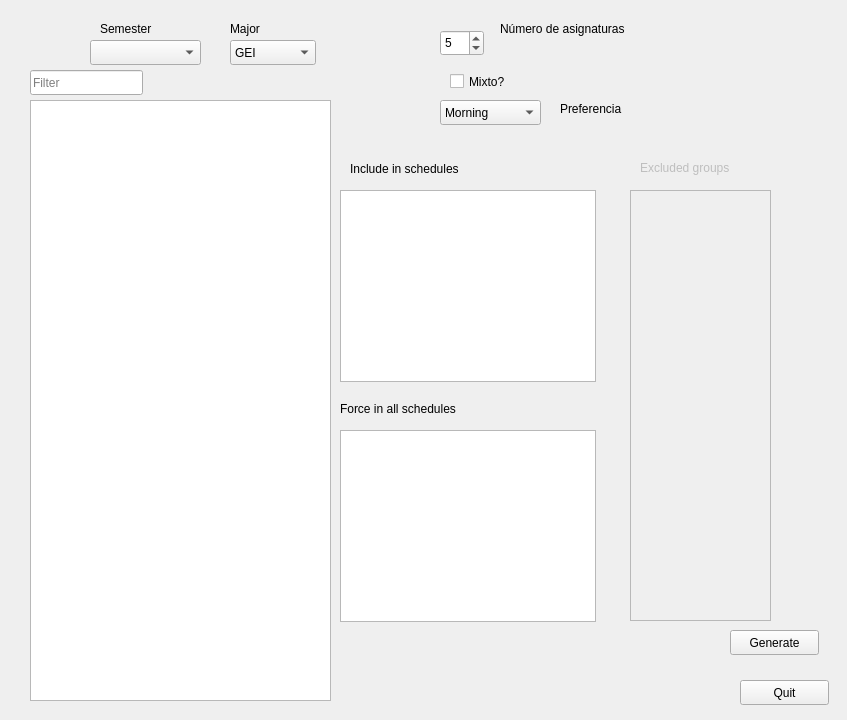
Above: ui/MyForm.ui from DarkJaslo/Horaris-FIB before the change. Below: the same form after it.
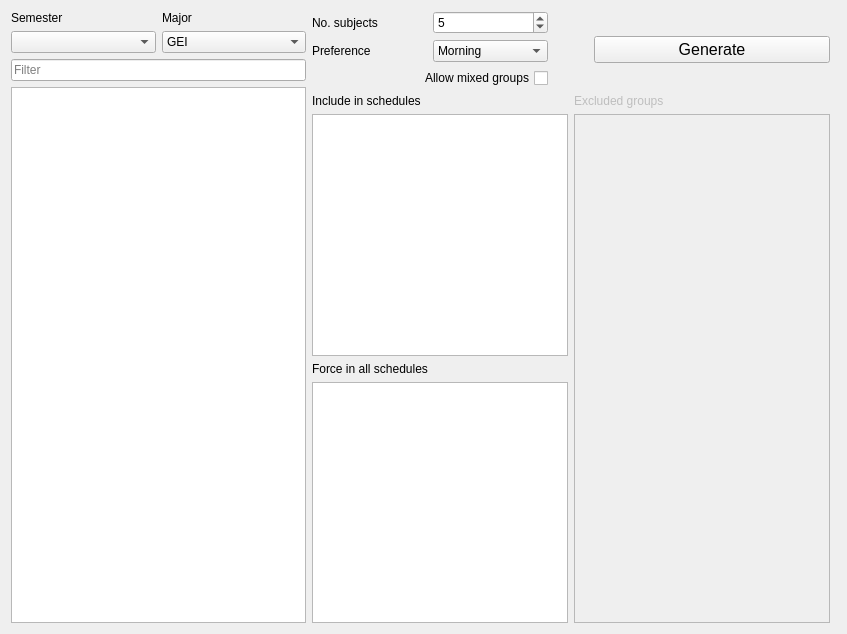
That is the form after the change. Custom widgets are drawn as their Qt base class.

Commit message: UI bugs -No MyForm -Bad filter when excluding always group -Bad resize

Patch:
```diff
--- a/ui/MyForm.ui
+++ b/ui/MyForm.ui
@@ -7,34 +7,115 @@
     <x>0</x>
     <y>0</y>
     <width>847</width>
-    <height>720</height>
+    <height>634</height>
    </rect>
   </property>
   <property name="windowTitle">
    <string>MyForm</string>
   </property>
-  <widget class="QPushButton" name="pushButton">
-   <property name="geometry">
-    <rect>
-     <x>740</x>
-     <y>680</y>
-     <width>89</width>
-     <height>25</height>
-    </rect>
+  <layout class="QHBoxLayout" name="horizontalLayout_7">
+   <item>
+    <layout class="QHBoxLayout" name="horizontalLayout_6">
+     <item>
+      <layout class="QVBoxLayout" name="verticalLayout_11">
+       <item>
+        <layout class="QHBoxLayout" name="horizontalLayout_5">
+         <item>
+          <layout class="QVBoxLayout" name="verticalLayout_2">
+           <item>
+            <widget class="QLabel" name="semesterLabel">
+             <property name="minimumSize">
+              <size>
+               <width>20</width>
+               <height>0</height>
+              </size>
    </property>
    <property name="text">
-    <string>Quit</string>
-   </property>
-  </widget>
+              <string>Semester</string>
+             </property>
+            </widget>
+           </item>
+           <item>
+            <widget class="MyComboBox" name="semesterComboBox">
+             <property name="editable">
+              <bool>false</bool>
+             </property>
+            </widget>
+           </item>
+          </layout>
+         </item>
+         <item>
+          <layout class="QVBoxLayout" name="verticalLayout">
+           <property name="sizeConstraint">
+            <enum>QLayout::SetMinimumSize</enum>
+           </property>
+           <item>
+            <widget class="QLabel" name="majorLabel">
+             <property name="minimumSize">
+              <size>
+               <width>10</width>
+               <height>10</height>
+              </size>
+             </property>
+             <property name="text">
+              <string>Major</string>
+             </property>
+            </widget>
+           </item>
+           <item>
+            <widget class="MyComboBox" name="studiesComboBox">
+             <item>
+              <property name="text">
+               <string>GEI</string>
+              </property>
+             </item>
+            </widget>
+           </item>
+          </layout>
+         </item>
+        </layout>
+       </item>
+       <item>
+        <layout class="QVBoxLayout" name="verticalLayout_6">
+         <item>
+          <widget class="QLineEdit" name="lineEdit">
+           <property name="placeholderText">
+            <string>Filter</string>
+           </property>
+          </widget>
+         </item>
+         <item>
+          <widget class="QListWidget" name="listWidget">
+           <property name="font">
+            <font>
+             <pointsize>11</pointsize>
+            </font>
+           </property>
+          </widget>
+         </item>
+        </layout>
+       </item>
+      </layout>
+     </item>
+     <item>
+      <layout class="QVBoxLayout" name="verticalLayout_10">
+       <item>
+        <layout class="QHBoxLayout" name="horizontalLayout_4">
+         <item>
+          <layout class="QVBoxLayout" name="verticalLayout_9">
+           <item>
+            <layout class="QVBoxLayout" name="verticalLayout_8">
+             <item>
+              <layout class="QHBoxLayout" name="horizontalLayout">
+               <item>
+                <widget class="QLabel" name="label">
+                 <property name="text">
+                  <string>No. subjects</string>
+                 </property>
+                </widget>
+               </item>
+               <item>
   <widget class="QSpinBox" name="spinBox">
-   <property name="geometry">
-    <rect>
-     <x>440</x>
-     <y>30</y>
-     <width>44</width>
-     <height>26</height>
-    </rect>
-   </property>
    <property name="minimum">
     <number>1</number>
    </property>
@@ -45,41 +126,20 @@
     <number>5</number>
    </property>
   </widget>
-  <widget class="QLabel" name="label">
-   <property name="geometry">
-    <rect>
-     <x>500</x>
-     <y>20</y>
-     <width>161</width>
-     <height>17</height>
-    </rect>
-   </property>
+               </item>
+              </layout>
+             </item>
+             <item>
+              <layout class="QHBoxLayout" name="horizontalLayout_2">
+               <item>
+                <widget class="QLabel" name="label_2">
    <property name="text">
-    <string>Número de asignaturas</string>
-   </property>
-  </widget>
-  <widget class="QCheckBox" name="checkBox">
-   <property name="geometry">
-    <rect>
-     <x>450</x>
-     <y>70</y>
-     <width>92</width>
-     <height>23</height>
-    </rect>
-   </property>
-   <property name="text">
-    <string>Mixto?</string>
-   </property>
-  </widget>
+                  <string>Preference</string>
+                 </property>
+                </widget>
+               </item>
+               <item>
   <widget class="QComboBox" name="comboBox">
-   <property name="geometry">
-    <rect>
-     <x>440</x>
-     <y>100</y>
-     <width>101</width>
-     <height>25</height>
-    </rect>
-   </property>
    <item>
     <property name="text">
      <string>Morning</string>
@@ -96,194 +156,118 @@
     </property>
    </item>
   </widget>
-  <widget class="QLabel" name="label_2">
-   <property name="geometry">
-    <rect>
-     <x>560</x>
-     <y>100</y>
-     <width>91</width>
-     <height>17</height>
-    </rect>
+               </item>
+              </layout>
+             </item>
+            </layout>
+           </item>
+           <item>
+            <widget class="QCheckBox" name="checkBox">
+             <property name="layoutDirection">
+              <enum>Qt::RightToLeft</enum>
    </property>
    <property name="text">
-    <string>Preferencia</string>
-   </property>
-  </widget>
-  <widget class="App" name="appWidget" native="true">
-   <property name="geometry">
-    <rect>
-     <x>590</x>
-     <y>600</y>
-     <width>120</width>
-     <height>80</height>
-    </rect>
-   </property>
-  </widget>
-  <widget class="MyComboBox" name="semesterComboBox">
-   <property name="geometry">
-    <rect>
-     <x>90</x>
-     <y>40</y>
-     <width>111</width>
-     <height>25</height>
-    </rect>
-   </property>
-   <property name="editable">
-    <bool>false</bool>
-   </property>
-  </widget>
-  <widget class="QLabel" name="semesterLabel">
-   <property name="geometry">
-    <rect>
-     <x>100</x>
-     <y>20</y>
-     <width>67</width>
-     <height>17</height>
-    </rect>
-   </property>
-   <property name="text">
-    <string>Semester</string>
-   </property>
-  </widget>
-  <widget class="QListWidget" name="listWidget">
-   <property name="geometry">
-    <rect>
-     <x>30</x>
-     <y>100</y>
-     <width>301</width>
-     <height>601</height>
-    </rect>
-   </property>
-  </widget>
-  <widget class="MyComboBox" name="studiesComboBox">
-   <property name="geometry">
-    <rect>
-     <x>230</x>
-     <y>40</y>
-     <width>86</width>
-     <height>25</height>
-    </rect>
-   </property>
+              <string>Allow mixed groups</string>
+             </property>
+            </widget>
+           </item>
+          </layout>
+         </item>
+         <item>
+          <spacer name="horizontalSpacer">
+           <property name="orientation">
+            <enum>Qt::Horizontal</enum>
+           </property>
+           <property name="sizeType">
+            <enum>QSizePolicy::Minimum</enum>
+           </property>
+           <property name="sizeHint" stdset="0">
+            <size>
+             <width>40</width>
+             <height>20</height>
+            </size>
+           </property>
+          </spacer>
+         </item>
    <item>
-    <property name="text">
-     <string>GEI</string>
-    </property>
-   </item>
-  </widget>
-  <widget class="QLabel" name="majorLabel">
-   <property name="geometry">
-    <rect>
-     <x>230</x>
-     <y>20</y>
-     <width>67</width>
-     <height>17</height>
-    </rect>
-   </property>
+          <widget class="QPushButton" name="pushButtonGenerate">
+           <property name="font">
+            <font>
+             <pointsize>12</pointsize>
+            </font>
+           </property>
    <property name="text">
-    <string>Major</string>
-   </property>
-  </widget>
-  <widget class="QLineEdit" name="lineEdit">
-   <property name="geometry">
-    <rect>
-     <x>30</x>
-     <y>70</y>
-     <width>113</width>
-     <height>25</height>
-    </rect>
-   </property>
-   <property name="placeholderText">
-    <string>Filter</string>
-   </property>
-  </widget>
-  <widget class="QListWidget" name="listInclude">
-   <property name="geometry">
-    <rect>
-     <x>340</x>
-     <y>190</y>
-     <width>256</width>
-     <height>192</height>
-    </rect>
-   </property>
-  </widget>
-  <widget class="QListWidget" name="listAlways">
-   <property name="geometry">
-    <rect>
-     <x>340</x>
-     <y>430</y>
-     <width>256</width>
-     <height>192</height>
-    </rect>
-   </property>
-  </widget>
+            <string>Generate</string>
+           </property>
+          </widget>
+         </item>
+        </layout>
+       </item>
+       <item>
+        <layout class="QHBoxLayout" name="horizontalLayout_3">
+         <item>
+          <layout class="QVBoxLayout" name="verticalLayout_7">
+           <item>
+            <layout class="QVBoxLayout" name="verticalLayout_3">
+             <item>
   <widget class="QLabel" name="labelInclude">
-   <property name="geometry">
-    <rect>
-     <x>350</x>
-     <y>160</y>
-     <width>141</width>
-     <height>17</height>
-    </rect>
-   </property>
    <property name="text">
     <string>Include in schedules</string>
    </property>
   </widget>
+             </item>
+             <item>
+              <widget class="QListWidget" name="listInclude"/>
+             </item>
+            </layout>
+           </item>
+           <item>
+            <layout class="QVBoxLayout" name="verticalLayout_4">
+             <item>
   <widget class="QLabel" name="labelAlways">
-   <property name="geometry">
-    <rect>
-     <x>340</x>
-     <y>400</y>
-     <width>151</width>
-     <height>17</height>
-    </rect>
-   </property>
    <property name="text">
     <string>Force in all schedules</string>
    </property>
   </widget>
-  <widget class="QPushButton" name="pushButtonGenerate">
-   <property name="geometry">
-    <rect>
-     <x>730</x>
-     <y>630</y>
-     <width>89</width>
-     <height>25</height>
-    </rect>
-   </property>
-   <property name="text">
-    <string>Generate</string>
-   </property>
-  </widget>
-  <widget class="QListWidget" name="listExclude">
-   <property name="enabled">
-    <bool>false</bool>
-   </property>
-   <property name="geometry">
-    <rect>
-     <x>630</x>
-     <y>190</y>
-     <width>141</width>
-     <height>431</height>
-    </rect>
-   </property>
-  </widget>
+             </item>
+             <item>
+              <widget class="QListWidget" name="listAlways"/>
+             </item>
+            </layout>
+           </item>
+          </layout>
+         </item>
+         <item>
+          <layout class="QVBoxLayout" name="verticalLayout_5">
+           <item>
   <widget class="QLabel" name="label_3">
    <property name="enabled">
     <bool>false</bool>
    </property>
-   <property name="geometry">
-    <rect>
-     <x>640</x>
-     <y>160</y>
-     <width>101</width>
-     <height>16</height>
-    </rect>
-   </property>
    <property name="text">
     <string>Excluded groups</string>
    </property>
   </widget>
+           </item>
+           <item>
+            <widget class="QListWidget" name="listExclude">
+             <property name="enabled">
+              <bool>false</bool>
+             </property>
+            </widget>
+           </item>
+          </layout>
+         </item>
+        </layout>
+       </item>
+      </layout>
+     </item>
+    </layout>
+   </item>
+   <item>
+    <widget class="App" name="appWidget" native="true"/>
+   </item>
+  </layout>
  </widget>
  <customwidgets>
   <customwidget>
```
Left out of the diff: 18 changed lines with no effect on the pictures. Lines whose indentation alone changed are shown as unchanged. The commit also changes 2 other files.
